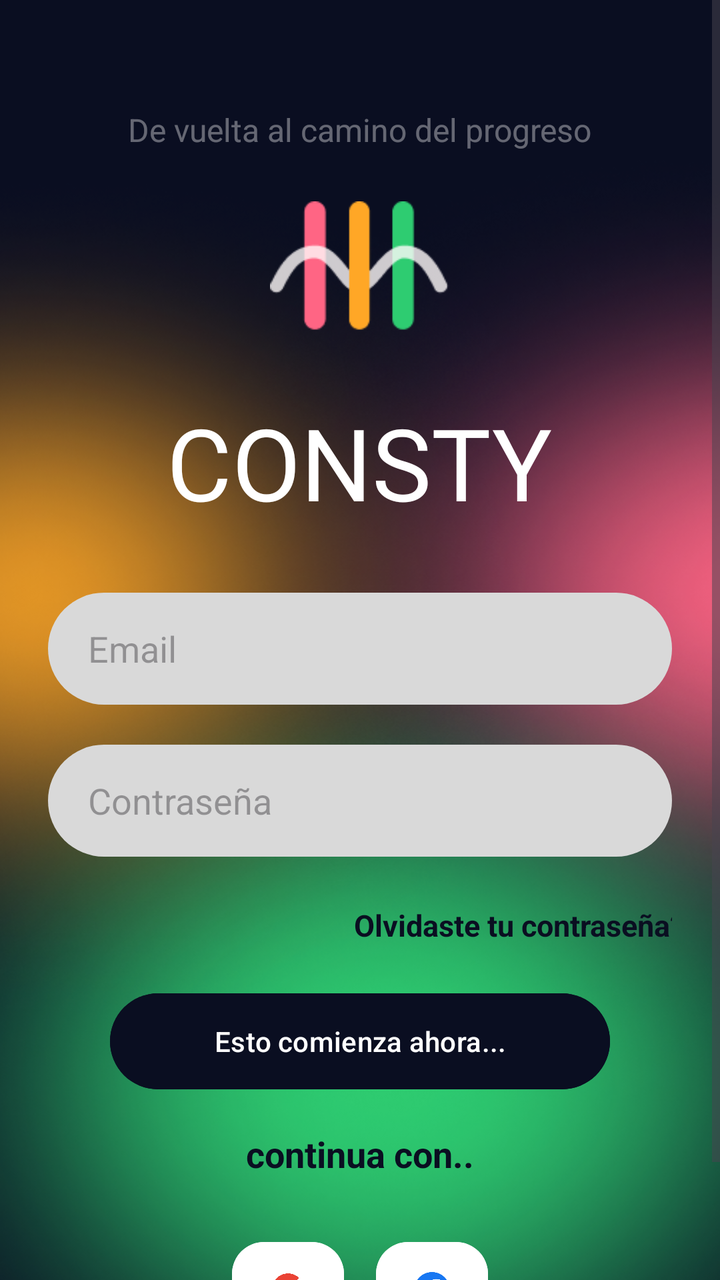
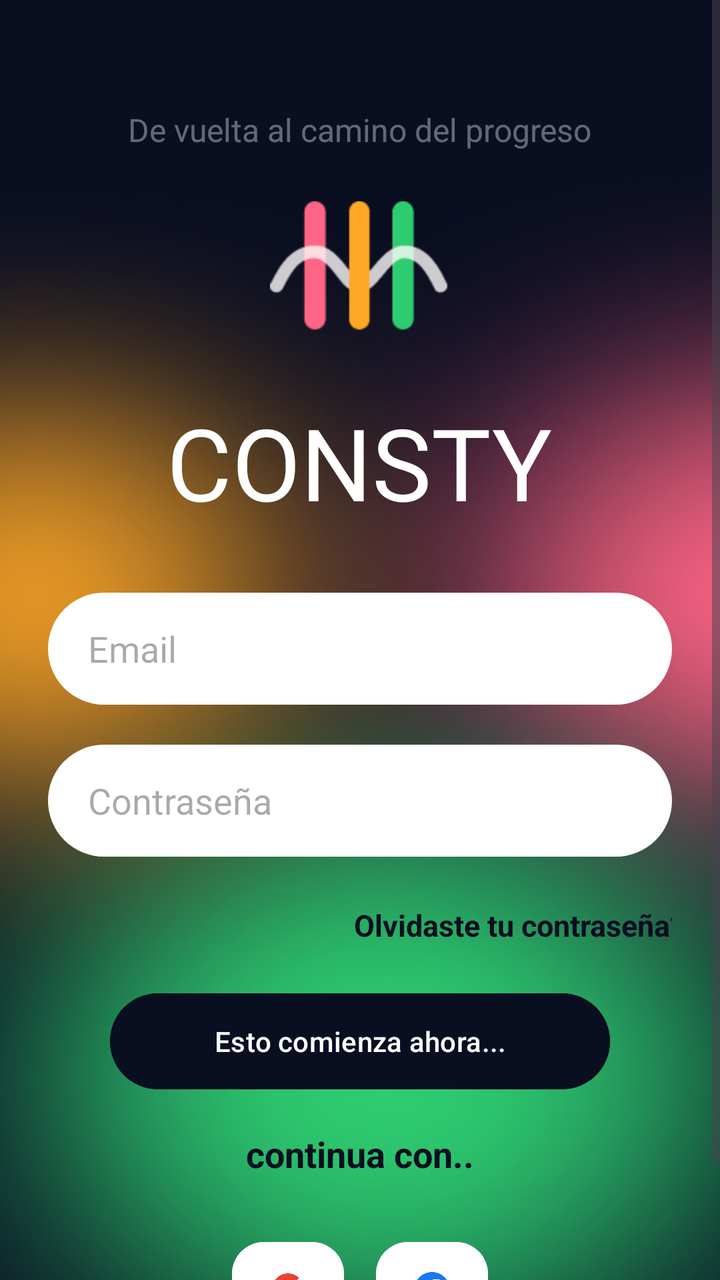

Two renders of the same Android screen: before a commit and after it. Below are the layout's source before the change and the commit's diff.
<!-- AndroidManifest.xml: application theme Theme.Consty_Group -->
<!-- res/layout/activity_log_in.xml -->
<?xml version="1.0" encoding="utf-8"?>
<LinearLayout xmlns:android="http://schemas.android.com/apk/res/android"
    xmlns:app="http://schemas.android.com/apk/res-auto"
    xmlns:tools="http://schemas.android.com/tools"
    android:id="@+id/main"
    android:layout_width="match_parent"
    android:layout_height="match_parent"
    android:background="@drawable/backgrpundimg"
    android:orientation="vertical"
    android:gravity="center"
    tools:context=".auth.Registro">

    <ScrollView
        android:id="@+id/ScrollLogIn"
        android:layout_width="match_parent"
        android:layout_height="0dp"
        android:layout_weight="1"
        android:fillViewport="true">

        <LinearLayout
            android:id="@+id/containerLogIn"
            android:layout_width="match_parent"
            android:layout_height="wrap_content"
            android:orientation="vertical"
            android:gravity="center_horizontal"
            android:padding="24dp">

            
            <TextView
                android:id="@+id/TextBienvenidaLogIn"
                android:layout_width="wrap_content"
                android:layout_height="wrap_content"
                android:layout_marginTop="30dp"
                android:layout_marginBottom="16dp"
                android:text="@string/FraceMotivacional4"
                android:textColor="@color/TextoGris"
                android:textSize="16sp" />

            
            <ImageView
                android:id="@+id/LogoLogIn"
                android:layout_width="90dp"
                android:layout_height="90dp"
                android:layout_marginBottom="16dp"
                app:srcCompat="@drawable/logosinfondo"
                android:contentDescription="Logo"/>

            
            <TextView
                android:id="@+id/NombreEmpresaLogIn"
                android:layout_width="wrap_content"
                android:layout_height="wrap_content"
                android:layout_marginBottom="32dp"
                android:text="@string/NombteEmpresa"
                android:textColor="@color/white"
                android:textSize="50sp"
                android:fontFamily="@font/tan" />

            
            <EditText
                android:id="@+id/InputEmailLogIn"
                android:layout_width="match_parent"
                android:layout_height="56dp"
                android:layout_marginBottom="20dp"
                android:background="@drawable/style_edit_text"
                android:hint="@string/TextEmail"
                android:inputType="textEmailAddress"
                android:paddingStart="20dp"
                android:textColor="@color/TextoGris" />

            
            <EditText
                android:id="@+id/InputContrasenaLogIn"
                android:layout_width="match_parent"
                android:layout_height="56dp"
                android:layout_marginBottom="24dp"
                android:background="@drawable/style_edit_text"
                android:hint="@string/TextContrasena"
                android:inputType="textPassword"
                android:paddingStart="20dp"
                android:textColor="@color/TextoGris" />

            <TextView
                android:id="@+id/TextRecupContra"
                android:layout_width="wrap_content"
                android:layout_height="wrap_content"
                android:layout_marginBottom="20dp"
                android:layout_marginStart="80dp"
                android:text="Olvidaste tu contraseña?"
                android:textColor="@color/backgroundColo"
                android:textSize="15sp"
                android:textStyle="bold"
                />

            
            <Button
                android:id="@+id/ButtonLogIn"
                android:layout_width="250dp"
                android:layout_height="56dp"
                android:layout_marginBottom="16dp"
                android:backgroundTint="@color/backgroundColo"
                android:text="@string/TextBotonRegistro"
                android:textColor="@color/white"
                android:textAllCaps="false" />



            
            <TextView
                android:id="@+id/TextContinuarLogIn"
                android:layout_width="wrap_content"
                android:layout_height="wrap_content"
                android:layout_marginBottom="20dp"
                android:text="@string/continua_conText"
                android:textColor="@color/backgroundColo"
                android:textSize="18sp"
                android:textStyle="bold" />

            
            <LinearLayout
                android:id="@+id/ContainerRedesLogIn"
                android:layout_width="wrap_content"
                android:layout_height="wrap_content"
                android:orientation="horizontal"
                android:gravity="center">

                
                <com.google.android.material.button.MaterialButton
                    android:id="@+id/ButtonGoogleLogIn"
                    android:layout_width="56dp"
                    android:layout_height="56dp"
                    android:layout_margin="8dp"
                    android:text=""
                    android:backgroundTint="@color/white"
                    app:cornerRadius="16dp"
                    app:icon="@drawable/googlelogo"
                    app:iconGravity="textStart"
                    app:iconPadding="0dp"
                    app:iconTint="@null" />

                
                <com.google.android.material.button.MaterialButton
                    android:id="@+id/ButtonFacebookLogIn"
                    android:layout_width="56dp"
                    android:layout_height="56dp"
                    android:layout_margin="8dp"
                    android:text=""
                    android:backgroundTint="@color/white"
                    app:cornerRadius="16dp"
                    app:icon="@drawable/facebooklogo"
                    app:iconGravity="textStart"
                    app:iconPadding="0dp"
                    app:iconTint="@null" />

            </LinearLayout>

        </LinearLayout>
    </ScrollView>

</LinearLayout>
<!-- resources referenced by this layout -->
<resources>
  <color name="TextoGris">#5FFFFFFF</color>
  <color name="backgroundColo">#0A0E21</color>
  <color name="white">#FFFFFFFF</color>
  <!-- drawable backgrpundimg: png bitmap (drawable, 307316 bytes) -->
  <!-- drawable facebooklogo: png bitmap (drawable, 7272 bytes) -->
  <!-- drawable googlelogo: png bitmap (drawable, 189587 bytes) -->
  <!-- drawable logosinfondo: png bitmap (drawable, 2599 bytes) -->
  <!-- drawable style_edit_text (drawable) -->
  <?xml version="1.0" encoding="utf-8"?>
      <shape xmlns:android="http://schemas.android.com/apk/res/android">
          <solid android:color="#D9D9D9"/>
          <corners android:radius="30dp"/>
      </shape>
  <string name="FraceMotivacional4">De vuelta al camino del progreso</string>
  <string name="NombteEmpresa">CONSTY</string>
  <string name="TextBotonRegistro">Esto comienza ahora...</string>
  <string name="TextContrasena">Contraseña</string>
  <string name="TextEmail">Email</string>
  <string name="continua_conText">continua con..</string>
  <style name="Theme.Consty_Group" parent="Base.Theme.Consty_Group" />
  <style name="Base.Theme.Consty_Group" parent="Theme.Material3.DayNight.NoActionBar">
          
          
      </style>
</resources>

<!-- the commit's change to res/layout/activity_log_in.xml (unified diff, before → after) -->
@@ -66,7 +66,7 @@
                 android:hint="@string/TextEmail"
                 android:inputType="textEmailAddress"
                 android:paddingStart="20dp"
-                android:textColor="@color/TextoGris" />
+                android:textColor="@color/black" />
 
             
             <EditText
@@ -78,7 +78,7 @@
                 android:hint="@string/TextContrasena"
                 android:inputType="textPassword"
                 android:paddingStart="20dp"
-                android:textColor="@color/TextoGris" />
+                android:textColor="@color/black" />
 
             <TextView
                 android:id="@+id/TextRecupContra"
<!-- resource entries referenced after the edit -->
@@ -2,6 +2,7 @@
 <resources>
   <color name="TextoGris">#5FFFFFFF</color>
   <color name="backgroundColo">#0A0E21</color>
+  <color name="black">#FF000000</color>
   <color name="white">#FFFFFFFF</color>
   <!-- drawable backgrpundimg: png bitmap (drawable, 307316 bytes) -->
   <!-- drawable facebooklogo: png bitmap (drawable, 7272 bytes) -->
@@ -10,7 +11,7 @@
   <!-- drawable style_edit_text (drawable) -->
   <?xml version="1.0" encoding="utf-8"?>
       <shape xmlns:android="http://schemas.android.com/apk/res/android">
-          <solid android:color="#D9D9D9"/>
+          <solid android:color="@color/white"/>
           <corners android:radius="30dp"/>
       </shape>
   <string name="FraceMotivacional4">De vuelta al camino del progreso</string>
